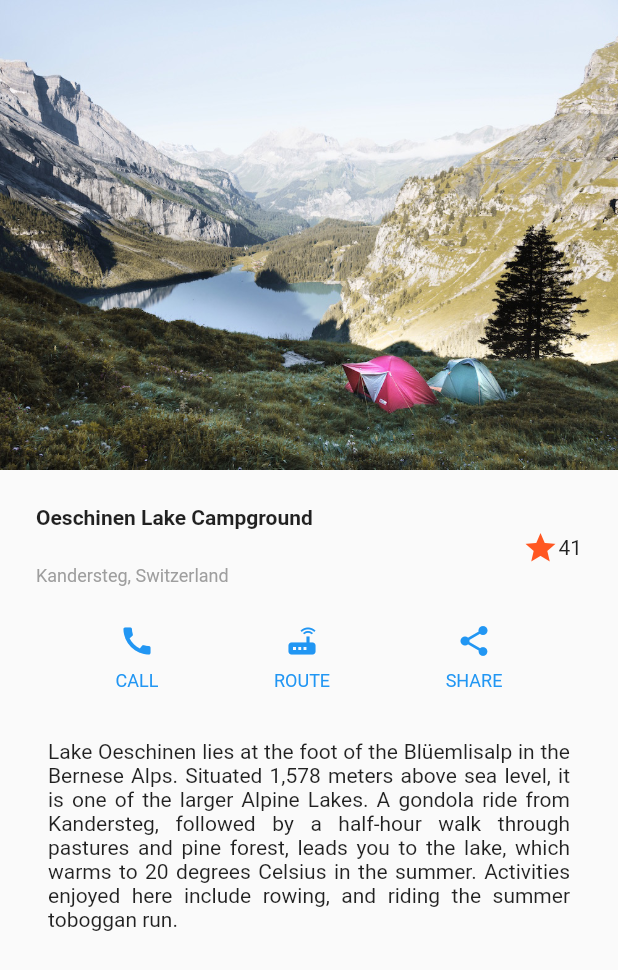
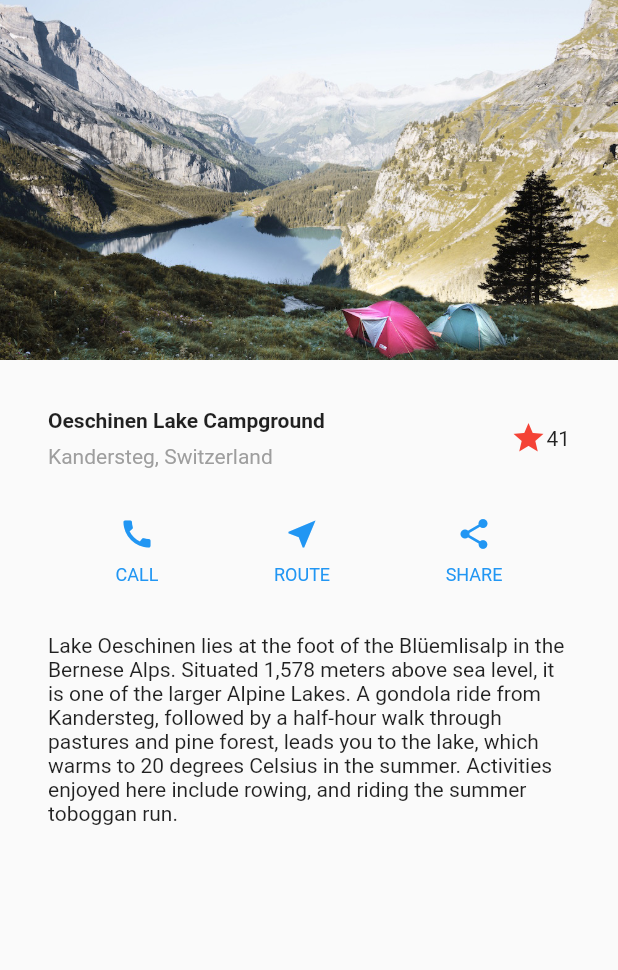
Before and after one commit to TiagoLustosa/SimpleFlutterLayout, a Flutter app: the screen it shows after launch, on a phone screen of 412 x 824 dp. Shown: the top 970 px of the screen. Run offline on Flutter 3.47's test engine with Material 2 defaults, Android fonts, the phone set to English and light mode, and no system bars.

Commit message:
Seguindo a documentaçao

```diff
--- a/lib/main.dart
+++ b/lib/main.dart
@@ -3,6 +3,41 @@
 void main() {
   runApp(const MyApp());
 }
+
+Widget titleSection = Container(
+  padding: const EdgeInsets.all(32),
+  child: Row(
+    children: [
+      Expanded(
+        child: Column(
+          crossAxisAlignment: CrossAxisAlignment.start,
+          children: [
+            Container(
+              padding: const EdgeInsets.only(bottom: 8),
+              child: const Text(
+                'Oeschinen Lake Campground',
+                style: TextStyle(
+                  fontWeight: FontWeight.bold,
+                ),
+              ),
+            ),
+            Text(
+              'Kandersteg, Switzerland',
+              style: TextStyle(
+                color: Colors.grey[500],
+              ),
+            ),
+          ],
+        ),
+      ),
+      Icon(
+        Icons.star,
+        color: Colors.red[500],
+      ),
+      const Text('41'),
+    ],
+  ),
+);
 
 class MyApp extends StatelessWidget {
   const MyApp({Key? key}) : super(key: key);
@@ -19,6 +54,27 @@
   }
 }
 
+Column _buildButtonColumn(Color color, IconData icon, String label) {
+  return Column(
+    mainAxisSize: MainAxisSize.min,
+    mainAxisAlignment: MainAxisAlignment.center,
+    children: [
+      Icon(icon, color: color),
+      Container(
+        margin: const EdgeInsets.only(top: 8),
+        child: Text(
+          label,
+          style: TextStyle(
+            fontSize: 12,
+            fontWeight: FontWeight.w400,
+            color: color,
+          ),
+        ),
+      ),
+    ],
+  );
+}
+
 class MyHomePage extends StatefulWidget {
   const MyHomePage({Key? key, required this.title}) : super(key: key);
   final String title;
@@ -30,109 +86,18 @@
 class _MyHomePageState extends State<MyHomePage> {
   @override
   Widget build(BuildContext context) {
-    return MaterialApp(
-      title: 'Flutter layout demo',
-      home: Scaffold(
-          body: Column(
-        children: [
-          Row(
-            children: [
-              Image.asset(
-                'assets/images/lake.jpg',
-                width: MediaQuery.of(context).size.width,
-              ),
-            ],
-          ),
-          Padding(
-            padding: const EdgeInsets.all(24.0),
-            child: Column(
-              children: [
-                Row(
-                  children: const [
-                    Text(
-                      'Oeschinen Lake Campground',
-                      style: TextStyle(fontWeight: FontWeight.bold),
-                    )
-                  ],
-                ),
-                Row(
-                  mainAxisAlignment: MainAxisAlignment.end,
-                  children: const [
-                    Icon(
-                      Icons.star,
-                      color: Colors.deepOrange,
-                    ),
-                    Text('41'),
-                  ],
-                ),
-                Row(
-                  children: const [
-                    Text(
-                      'Kandersteg, Switzerland',
-                      style: TextStyle(
-                        color: Colors.grey,
-                        fontSize: 12,
-                      ),
-                    ),
-                  ],
-                )
-              ],
-            ),
-          ),
-          Row(
+    Color color = Theme.of(context).primaryColor;
+
+    Widget buttonSection = Row(
       mainAxisAlignment: MainAxisAlignment.spaceEvenly,
       children: [
-              Column(
-                children: const [
-                  Icon(
-                    Icons.call,
-                    color: Colors.blue,
-                  ),
-                  Padding(
-                    padding: EdgeInsets.only(top: 8.0),
-                    child: Text(
-                      'CALL',
-                      style: TextStyle(color: Colors.blue, fontSize: 12),
-                    ),
-                  ),
+        _buildButtonColumn(color, Icons.call, 'CALL'),
+        _buildButtonColumn(color, Icons.near_me, 'ROUTE'),
+        _buildButtonColumn(color, Icons.share, 'SHARE'),
       ],
-              ),
-              Column(
-                children: const [
-                  Icon(
-                    Icons.router,
-                    color: Colors.blue,
-                  ),
-                  Padding(
-                    padding: EdgeInsets.only(top: 8.0),
-                    child: Text(
-                      'ROUTE',
-                      style: TextStyle(color: Colors.blue, fontSize: 12),
-                    ),
-                  ),
-                ],
-              ),
-              Column(
-                children: const [
-                  Icon(
-                    Icons.share,
-                    color: Colors.blue,
-                  ),
-                  Padding(
-                    padding: EdgeInsets.only(top: 8.0),
-                    child: Text(
-                      'SHARE',
-                      style: TextStyle(color: Colors.blue, fontSize: 12),
-                    ),
-                  ),
-                ],
-              ),
-            ],
-          ),
-          Column(
-            children: const [
-              Padding(
-                padding: const EdgeInsets.all(32.0),
+    );
+    Widget textSection = const Padding(
+      padding: EdgeInsets.all(32),
       child: Text(
         'Lake Oeschinen lies at the foot of the Blüemlisalp in the Bernese '
         'Alps. Situated 1,578 meters above sea level, it is one of the '
@@ -140,13 +105,26 @@
         'half-hour walk through pastures and pine forest, leads you to the '
         'lake, which warms to 20 degrees Celsius in the summer. Activities '
         'enjoyed here include rowing, and riding the summer toboggan run.',
-                  textAlign: TextAlign.justify,
+        softWrap: true,
       ),
-              )
+    );
+    return MaterialApp(
+      title: 'Flutter layout demo',
+      home: Scaffold(
+        body: ListView(
+          children: [
+            Image.asset(
+              'assets/images/lake.jpg',
+              width: 600,
+              height: 240,
+              fit: BoxFit.cover,
+            ),
+            titleSection,
+            buttonSection,
+            textSection,
           ],
-          )
-        ],
-      )),
+        ),
+      ),
     );
   }
 }
```
Lines whose indentation alone changed are shown as unchanged.
